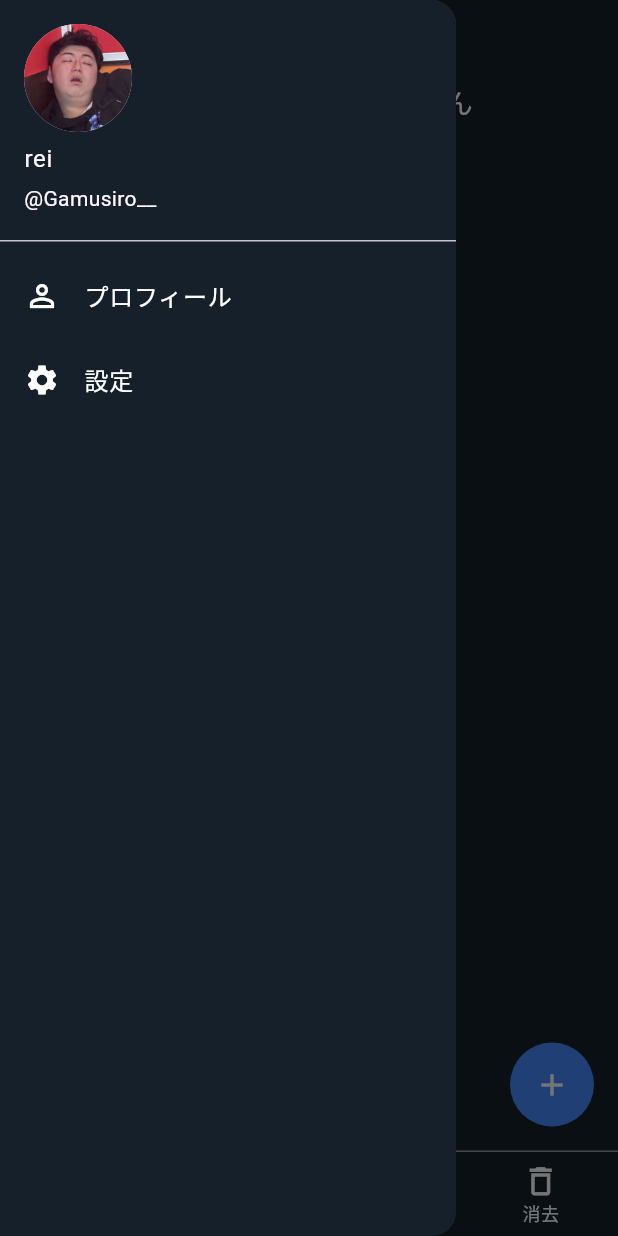
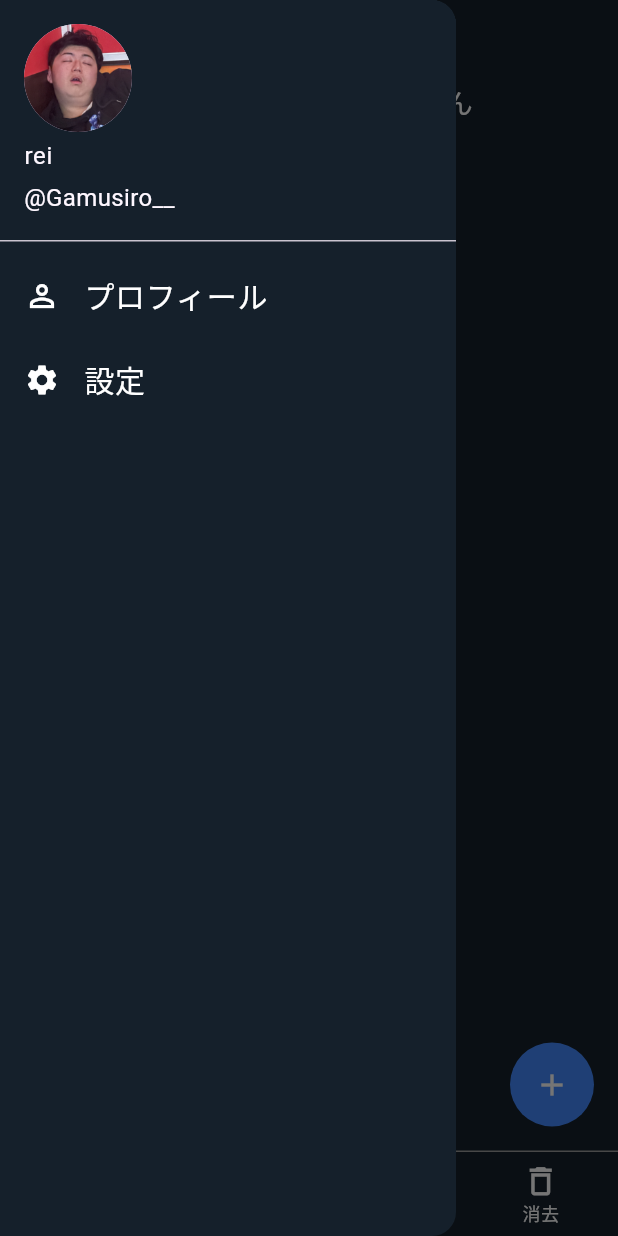
Before and after one commit to Rei0404nakada/learning_ui, a Flutter app: the screen it shows after launch, with the side drawer open, on a phone screen of 412 x 824 dp. Run offline on Flutter 3.47's test engine with Material 3 defaults, Android fonts, the phone set to English and light mode, and no system bars; our stand-ins replace shared_preferences.

Commit message:
update: textのサイズ変更

```diff
--- a/lib/bottom_tab_bar.dart
+++ b/lib/bottom_tab_bar.dart
@@ -40,8 +40,14 @@ class _BottomTabBarState extends State<BottomTabBar> {
               currentAccountPicture: CircleAvatar(
                 backgroundImage: AssetImage('assets/image/IMG_3614.jpg'),
               ),
-              accountName: Text('rei'),
-              accountEmail: Text('@Gamusiro__'),
+              accountName: Text(
+                'rei',
+                style: TextStyle(fontSize: 16),
+              ),
+              accountEmail: Text(
+                '@Gamusiro__',
+                style: TextStyle(fontSize: 16),
+              ),
             ),
             ListTile(
               leading: const Icon(
@@ -50,7 +56,7 @@ class _BottomTabBarState extends State<BottomTabBar> {
               ),
               title: const Text(
                 'プロフィール',
-                style: TextStyle(color: Colors.white),
+                style: TextStyle(color: Colors.white, fontSize: 20),
               ),
               onTap: () {},
             ),
@@ -61,7 +67,7 @@ class _BottomTabBarState extends State<BottomTabBar> {
               ),
               title: const Text(
                 '設定',
-                style: TextStyle(color: Colors.white),
+                style: TextStyle(color: Colors.white, fontSize: 20),
               ),
               onTap: () {},
             ),
--- a/lib/home.dart
+++ b/lib/home.dart
@@ -61,7 +61,7 @@ class HomeState extends State<Home> {
           expandedHeight: 40,
           flexibleSpace: FlexibleSpaceBar(
             title: Text(
-              'aaa',
+              'twitter',
             ),
           ),
         ),
```
